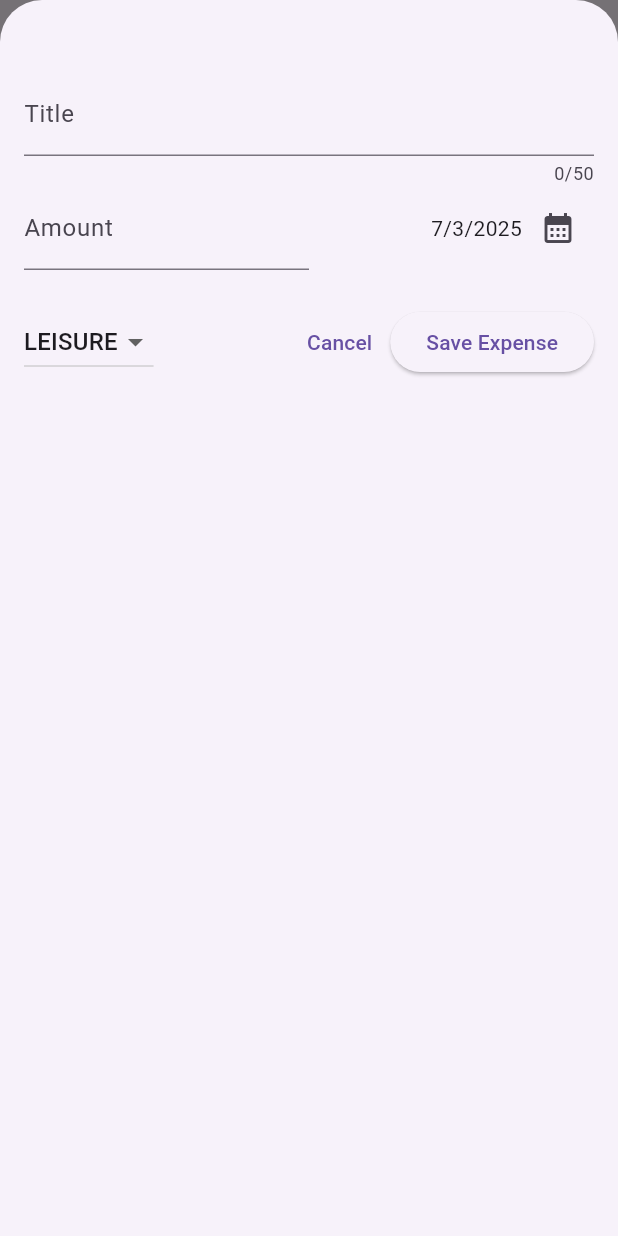
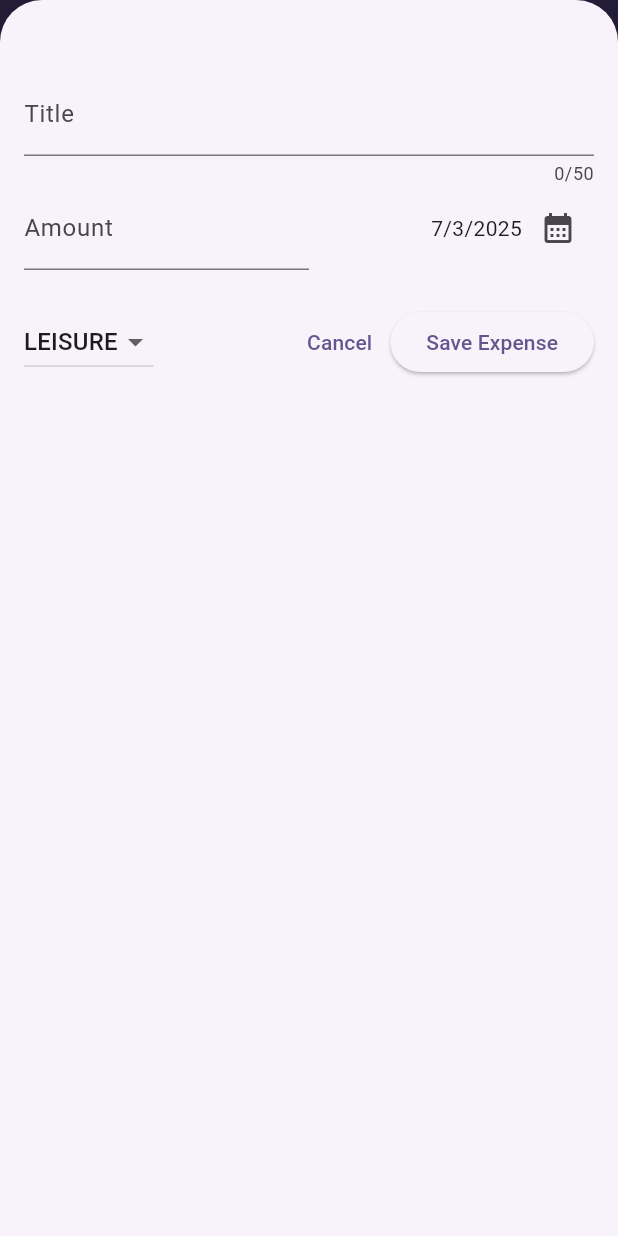
Before and after one commit to ponomarenko24/expense_tracker, a Flutter app: the screen it shows after launch, after a tap on the "add" icon, on a phone screen of 412 x 824 dp. Run offline on Flutter 3.47's test engine with Material 3 defaults, Android fonts, the phone set to English and light mode, and no system bars.

Commit message:
added color scheme

```diff
--- a/lib/main.dart
+++ b/lib/main.dart
@@ -1,7 +1,21 @@
 import 'package:expence_tracker/widgets/expenses.dart';
 import 'package:flutter/material.dart';
 
+var kColorScheme = ColorScheme.fromSeed(
+  seedColor: Color.fromARGB(255, 96, 59, 181),
+);
+
 void main() {
-  runApp(MaterialApp(
-    home: const Expenses()));
+  runApp(
+    MaterialApp(
+      theme: ThemeData().copyWith(
+        colorScheme: kColorScheme,
+        appBarTheme: AppBarTheme().copyWith(
+          backgroundColor: kColorScheme.onPrimaryContainer,
+          foregroundColor: kColorScheme.primaryContainer,
+        ),
+      ),
+      home: const Expenses(),
+    ),
+  );
 }
```
